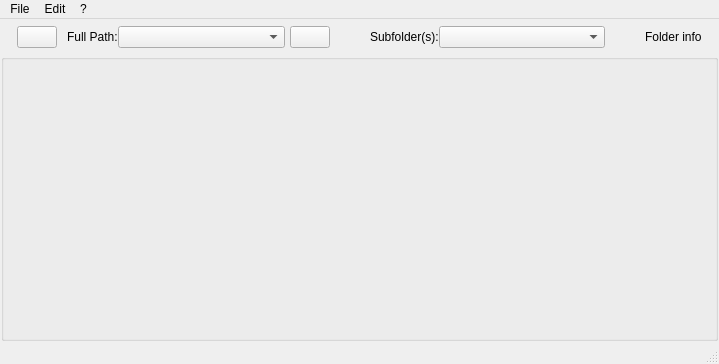
Above: mdaviz/resources/mainwindow.ui from BCDA-APS/mdaviz before the change. Below: the same form after it.
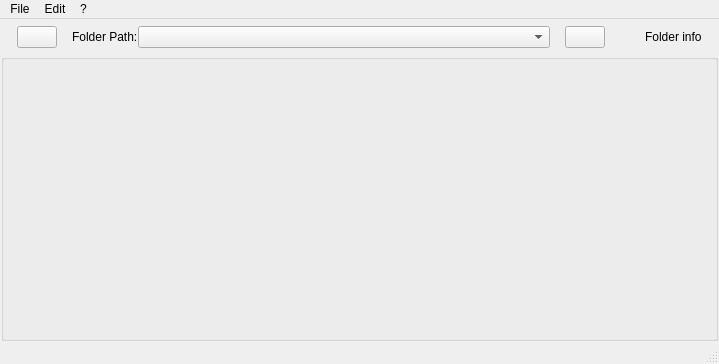
That is the form after the change. Icons and pictures are not drawn.

Commit message: #107 remove subfolder combobox

Diff of the .ui file:
```diff
--- a/mdaviz/resources/mainwindow.ui
+++ b/mdaviz/resources/mainwindow.ui
@@ -31,7 +31,7 @@
      <number>1</number>
     </property>
     <item>
-     <layout class="QHBoxLayout" name="horizontalLayout" stretch="0,0,0,0,1,0,0,0,0,1,0,0,0">
+     <layout class="QHBoxLayout" name="horizontalLayout" stretch="0,0,0,0,1,0,0,0,0,0">
       <property name="leftMargin">
        <number>6</number>
       </property>
@@ -81,7 +81,7 @@
         </property>
         <property name="sizeHint" stdset="0">
          <size>
-          <width>10</width>
+          <width>15</width>
           <height>20</height>
          </size>
         </property>
@@ -93,7 +93,7 @@
          <string>Selected parent folder</string>
         </property>
         <property name="text">
-         <string>Full Path:</string>
+         <string>Folder Path:</string>
         </property>
        </widget>
       </item>
@@ -111,7 +111,7 @@
         </property>
         <property name="sizeHint" stdset="0">
          <size>
-          <width>5</width>
+          <width>15</width>
           <height>20</height>
          </size>
         </property>
@@ -147,36 +147,6 @@
         </property>
        </spacer>
       </item>
-      <item>
-       <widget class="QLabel" name="subfolder_label">
-        <property name="toolTip">
-         <string>Select folder or subfolder from full path</string>
-        </property>
-        <property name="text">
-         <string>Subfolder(s):</string>
-        </property>
-       </widget>
-      </item>
-      <item>
-       <widget class="QComboBox" name="subfolder">
-        <property name="toolTip">
-         <string>Select folder or subfolder from full path</string>
-        </property>
-       </widget>
-      </item>
-      <item>
-       <spacer name="horizontalSpacer_4">
-        <property name="orientation">
-         <enum>Qt::Horizontal</enum>
-        </property>
-        <property name="sizeHint" stdset="0">
-         <size>
-          <width>40</width>
-          <height>20</height>
-         </size>
-        </property>
-       </spacer>
-      </item>
       <item>
        <widget class="QLabel" name="info">
         <property name="text">
```
